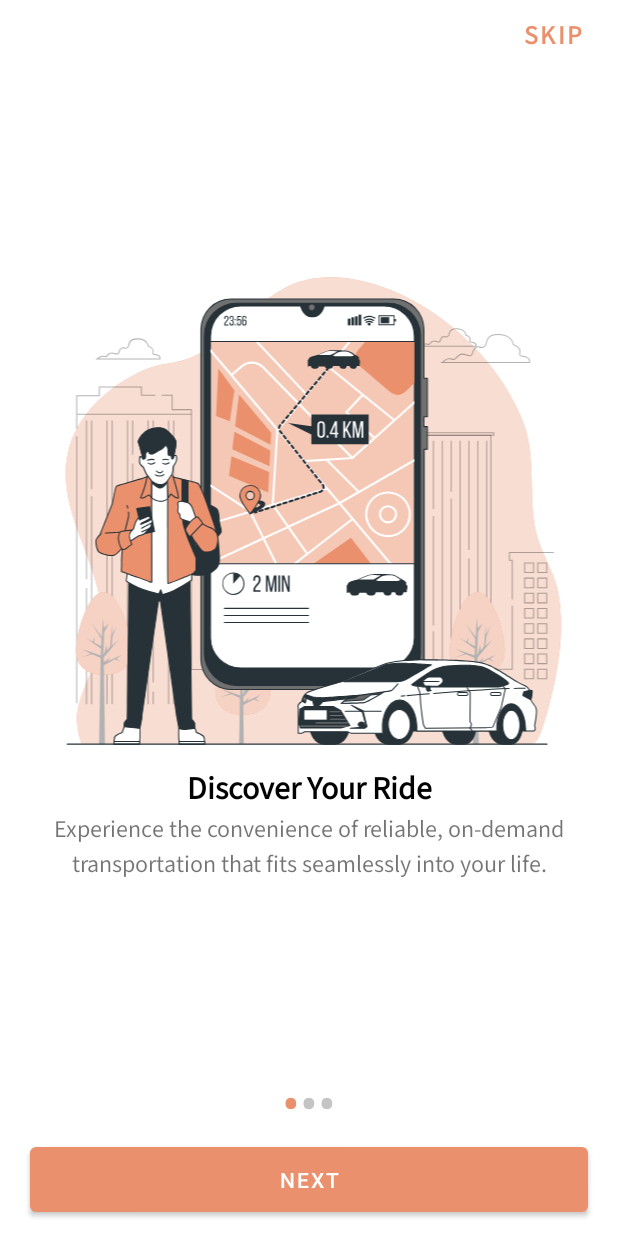
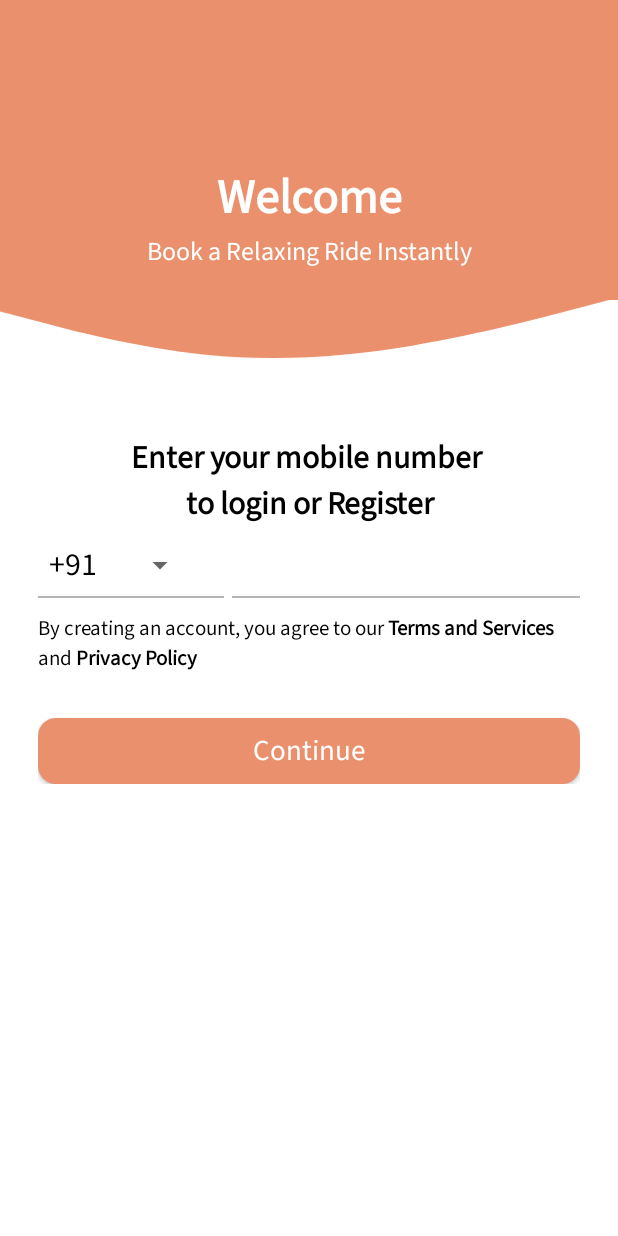
Before and after one commit to PushpendraSharam/EasyRider, an Android app: the screen it shows after launch (Intro before the commit, Welcome after it), on a phone screen of 412 x 824 dp. Run offline under Robolectric (Android 15) with nearby library versions, the phone set to English and light mode, and no system bars.

Commit message:
Your commit message here

```diff
--- a/EasyRider/app/src/main/AndroidManifest.xml
+++ b/EasyRider/app/src/main/AndroidManifest.xml
@@ -12,7 +12,7 @@
         android:theme="@style/Theme.EasyRider"
         tools:targetApi="31">
         <activity
-            android:name=".Activities.Intro"
+            android:name=".Activities.Welcome"
             android:exported="true">
             <intent-filter>
                 <action android:name="android.intent.action.MAIN" />
@@ -20,6 +20,12 @@
                 <category android:name="android.intent.category.LAUNCHER" />
             </intent-filter>
         </activity>
+        <activity
+            android:name=".Activities.Intro"
+            android:exported="true">
+
+        </activity>
+
         <meta-data
             android:name="preloaded_fonts"
             android:resource="@array/preloaded_fonts" />
--- /dev/null
+++ b/EasyRider/app/src/main/java/hub2/tech/easyrider/Activities/Welcome.java
@@ -0,0 +1,26 @@
+package hub2.tech.easyrider.Activities;
+
+import androidx.appcompat.app.AppCompatActivity;
+
+import android.os.Bundle;
+import android.text.Html;
+import android.widget.ArrayAdapter;
+
+import hub2.tech.easyrider.R;
+import hub2.tech.easyrider.databinding.ActivityWelcomeBinding;
+
+public class Welcome extends AppCompatActivity {
+    ActivityWelcomeBinding binding;
+    String[] countryCode = {"+91", "+44", "+81", "+86", "+1", "+33", "+49", "+39", "+7", "+61", "+82", "+52", "+55", "+20", "+358", "+46"};
+
+    @Override
+    protected void onCreate(Bundle savedInstanceState) {
+        super.onCreate(savedInstanceState);
+        binding = ActivityWelcomeBinding.inflate(getLayoutInflater());
+        setContentView(binding.getRoot());
+        ArrayAdapter<String> countryCodeAdapter = new ArrayAdapter<String>(this,R.layout.custom_spinner_layout, countryCode);
+        binding.countryCodeSpinner.setAdapter(countryCodeAdapter);
+           binding.tvTerms.setText(Html.fromHtml("By creating an account, you agree to our <b>Terms and Services</b> and <b>Privacy Policy</b>"));
+
+    }
+}
--- /dev/null
+++ b/EasyRider/app/src/main/res/drawable/button_bg.xml
@@ -0,0 +1,5 @@
+<?xml version="1.0" encoding="utf-8"?>
+<shape xmlns:android="http://schemas.android.com/apk/res/android">
+    <solid android:color="@color/app_color" />
+    <corners android:radius="12dp" />
+</shape>
--- /dev/null
+++ b/EasyRider/app/src/main/res/drawable/curve_bg.xml
@@ -0,0 +1,9 @@
+<vector xmlns:android="http://schemas.android.com/apk/res/android"
+    android:width="1440dp"
+    android:height="320dp"
+    android:viewportWidth="1440"
+    android:viewportHeight="320">
+  <path
+      android:pathData="M0,64L80,85.3C160,107 320,149 480,165.3C640,181 800,171 960,144C1120,117 1280,75 1360,53.3L1440,32L1440,0L1360,0C1280,0 1120,0 960,0C800,0 640,0 480,0C320,0 160,0 80,0L0,0Z"
+      android:fillColor="@color/app_color"/>
+</vector>
--- /dev/null
+++ b/EasyRider/app/src/main/res/layout/activity_welcome.xml
@@ -0,0 +1,167 @@
+<?xml version="1.0" encoding="utf-8"?>
+<ScrollView xmlns:android="http://schemas.android.com/apk/res/android"
+    xmlns:app="http://schemas.android.com/apk/res-auto"
+    xmlns:tools="http://schemas.android.com/tools"
+    android:layout_width="match_parent"
+    android:layout_height="match_parent"
+    android:orientation="vertical"
+    tools:context=".Activities.Welcome">
+    <LinearLayout
+        android:layout_width="match_parent"
+        android:layout_height="wrap_content"
+        android:orientation="vertical"
+        >
+        <RelativeLayout
+            android:layout_width="match_parent"
+            android:layout_height="wrap_content">
+
+            <LinearLayout
+                android:layout_width="match_parent"
+                android:layout_height="wrap_content"
+                android:orientation="vertical">
+
+                <View
+                    android:layout_width="match_parent"
+                    android:layout_height="200dp"
+                    android:background="@color/app_color" />
+
+                <ImageView
+                    android:layout_width="match_parent"
+                    android:layout_height="110dp"
+                    android:layout_marginTop="-20dp"
+                    android:src="@drawable/curve_bg" />
+            </LinearLayout>
+
+            <LinearLayout
+                android:layout_width="match_parent"
+                android:layout_height="wrap_content"
+                android:layout_centerInParent="true"
+                android:orientation="vertical">
+
+                <TextView
+                    android:layout_width="match_parent"
+                    android:layout_height="wrap_content"
+                    android:layout_gravity="center"
+                    android:fontFamily="@font/source_sans_pro"
+                    android:gravity="center"
+                    android:text="Welcome"
+                    android:textColor="@color/white"
+                    android:textSize="32sp"
+                    android:textStyle="bold" />
+
+                <TextView
+                    android:layout_width="match_parent"
+                    android:layout_height="wrap_content"
+                    android:layout_gravity="center"
+                    android:fontFamily="@font/source_sans_pro"
+                    android:gravity="center"
+                    android:text="Book a Relaxing Ride Instantly"
+                    android:textColor="@color/white"
+                    android:textSize="17sp" />
+            </LinearLayout>
+
+        </RelativeLayout>
+
+        <LinearLayout
+            android:layout_width="match_parent"
+            android:layout_height="wrap_content"
+            android:layout_marginStart="25dp"
+            android:layout_marginEnd="25dp"
+            android:orientation="vertical">
+
+            <TextView
+                android:layout_width="match_parent"
+                android:layout_height="wrap_content"
+                android:layout_gravity="center"
+                android:fontFamily="@font/source_sans_pro"
+                android:gravity="center"
+                android:text="Enter your mobile number \nto login or Register"
+                android:textColor="@color/black"
+                android:textSize="21sp"
+                android:textStyle="bold" />
+
+            <LinearLayout
+                android:layout_width="match_parent"
+                android:layout_height="wrap_content"
+                android:layout_marginTop="10dp"
+                android:weightSum="10">
+
+                <LinearLayout
+                    android:layout_width="0dp"
+                    android:layout_height="wrap_content"
+                    android:layout_weight="3.5"
+                    android:orientation="vertical">
+
+                    <Spinner
+                        android:id="@+id/countryCodeSpinner"
+                        android:layout_width="wrap_content"
+                        android:layout_height="wrap_content" />
+
+                    <View
+                        android:layout_width="match_parent"
+                        android:layout_height="1dp"
+                        android:layout_marginTop="5dp"
+                        android:background="#b5b5b5" />
+                </LinearLayout>
+
+                <LinearLayout
+                    android:layout_width="0dp"
+                    android:layout_height="wrap_content"
+                    android:layout_gravity="bottom"
+                    android:layout_marginStart="5dp"
+                    android:layout_weight="6.5"
+                    android:gravity="bottom"
+                    android:orientation="vertical">
+
+                    <EditText
+                        android:layout_width="match_parent"
+                        android:layout_height="wrap_content"
+                        android:background="@color/white"
+                        android:fontFamily="@font/source_sans_pro"
+                        android:inputType="number"
+
+                        android:maxLength="10"
+                        android:paddingStart="10dp"
+                        android:textSize="21sp" />
+
+                    <View
+                        android:layout_width="match_parent"
+                        android:layout_height="1dp"
+                        android:layout_marginTop="5dp"
+                        android:background="#b5b5b5" />
+                </LinearLayout>
+
+            </LinearLayout>
+
+            <TextView
+                android:id="@+id/tvTerms"
+                android:layout_width="match_parent"
+                android:layout_height="wrap_content"
+                android:fontFamily="@font/source_sans_pro"
+                android:textColor="@color/black"
+                android:textSize="14sp"
+                android:layout_marginTop="10dp"
+
+                />
+
+            <TextView
+                android:layout_width="match_parent"
+                android:layout_height="wrap_content"
+                android:layout_gravity="center"
+                android:layout_marginTop="30dp"
+                android:background="@drawable/button_bg"
+                android:elevation="2dp"
+                android:fontFamily="@font/source_sans_pro"
+                android:gravity="center"
+                android:padding="8dp"
+                android:text="Continue"
+                android:textColor="@color/white"
+                android:textSize="19sp" />
+
+        </LinearLayout>
+
+    </LinearLayout>
+
+
+
+</ScrollView>
--- /dev/null
+++ b/EasyRider/app/src/main/res/layout/custom_spinner_layout.xml
@@ -0,0 +1,11 @@
+<?xml version="1.0" encoding="utf-8"?>
+<TextView xmlns:android="http://schemas.android.com/apk/res/android"
+    android:layout_width="match_parent"
+    android:layout_height="wrap_content"
+    android:fontFamily="@font/source_sans_pro"
+    android:textColor="@color/black"
+    android:paddingStart="7dp"
+    android:paddingEnd="7dp"
+    android:textSize="21sp">
+
+</TextView>
--- a/EasyRider/app/src/main/res/values/strings.xml
+++ b/EasyRider/app/src/main/res/values/strings.xml
@@ -1,3 +1,4 @@
 <resources>
     <string name="app_name">EasyRider</string>
+
 </resources>
```
